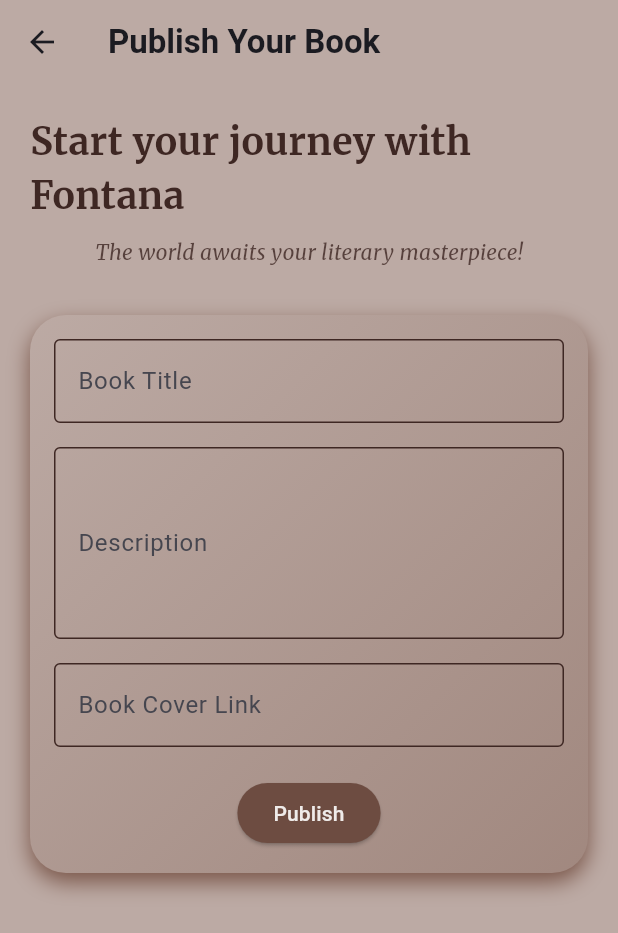
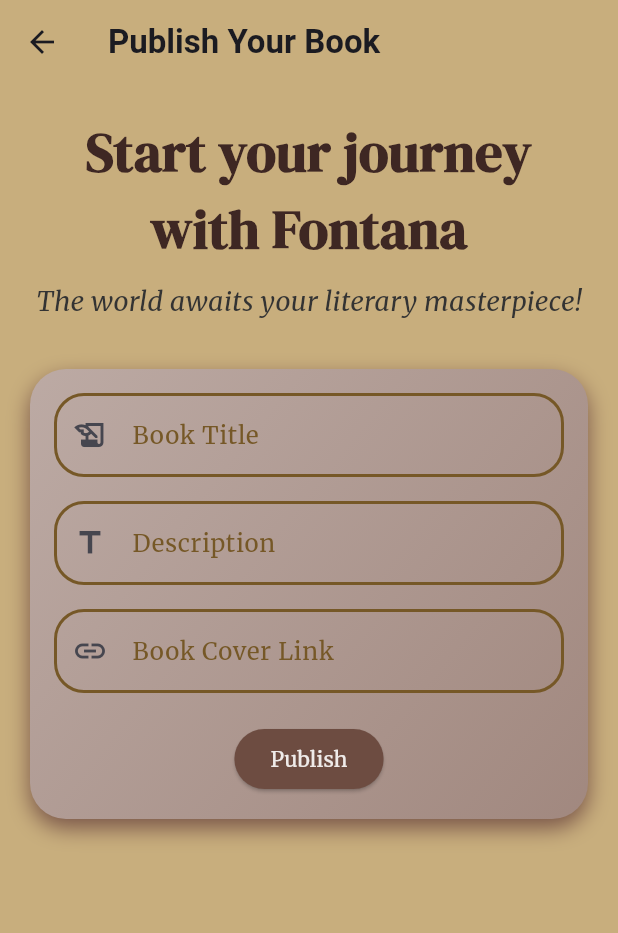
Before and after one commit to PBP-F12/fontana-flutter, a Flutter app: the AuthorBookPage screen opened directly with empty values, after a tap on the "add" icon, on a phone screen of 412 x 824 dp. Shown: the top 933 px of the screen. Run offline on Flutter 3.47's test engine with Material 3 defaults, Android fonts, the phone set to English and light mode, and no system bars; our stand-ins replace cached_network_image, carousel_slider, curved_navigation_bar, google_fonts, shared_preferences; accounts and stored records are empty; network calls fail.

Commit message:
merge attempt

```diff
--- a/lib/feature/details/screens/details.dart
+++ b/lib/feature/details/screens/details.dart
@@ -10,8 +10,9 @@
 class BookDetails extends StatelessWidget {
   final Book book;
   final CookieRequest request;
+  final String pk;
 
-  const BookDetails({Key? key, required this.book, required this.request}) : super(key: key);  // Modify this line
+  const BookDetails({Key? key, required this.book, required this.request, this.pk = ''}) : super(key: key);  // Modify this line
 
   @override
   Widget build(BuildContext context) {
--- a/lib/feature/publish/screens/author_book_page.dart
+++ b/lib/feature/publish/screens/author_book_page.dart
@@ -1,5 +1,7 @@
 import 'dart:ui' as ui;
 
+import 'package:bookshelve_flutter/feature/details/screens/details.dart';
+import 'package:bookshelve_flutter/feature/event/models/book.dart';
 import 'package:bookshelve_flutter/feature/publish/models/author_book.dart';
 import 'package:cached_network_image/cached_network_image.dart';
 import 'package:flutter/material.dart';
@@ -19,7 +21,7 @@
 
 class _AuthorBookPageState extends State<AuthorBookPage> {
   CookieRequest request = CookieRequest();
-  late Future<List<AuthorBook>> authorBooks;
+  late Future<List<Book>> authorBooks;
 
   _AuthorBookPageState(CookieRequest request) {
     this.request = request;
@@ -66,20 +68,13 @@
                   ),
               );
             }
-
-            print("something");
             return ListView.builder(
               itemCount: snapshot.data!.length,
               itemBuilder: (_, index) {
-                // String book_title = 'WAWAWAAWAWAAWWWWWWWWWWWWWWWWWWWWWW';
-                // String description = 'a wawaw book sdjajdsnajndsjnsajndjsaas';
-                // double rating = 3.75;
-                // String book_cover_link = 'https://www.gramedia.com/blog/content/images/2021/04/bumi.jpg';
                 String book_title = snapshot.data![index].fields.bookTitle;
                 String description = snapshot.data![index].fields.description;
                 double rating = snapshot.data![index].fields.avgRating;
                 String book_cover_link = snapshot.data![index].fields.bookCoverLink;
-                print(book_cover_link);
                 return Center(
                   child: Card(
                     margin: EdgeInsets.fromLTRB(32.0, 20.0, 25.0, 20.0),
@@ -88,6 +83,13 @@
                     shape: RoundedRectangleBorder(
                       borderRadius: BorderRadius.circular(24),
                     ),
+                    child: GestureDetector(
+                      onTap: () {
+                        Navigator.push(
+                          context,
+                          MaterialPageRoute(builder: (context) => BookDetails(request: request, bookId: snapshot.data![index].pk)),
+                        );
+                      },
                       child: Stack(
                         children: [
                           Container(
@@ -176,6 +178,7 @@
                         ],
                       ),
                     ),
+                  ),
                 );
               }
             );
@@ -185,14 +188,18 @@
         }
       ),
       floatingActionButton: FloatingActionButton(
-        onPressed: () {
+        onPressed: () async {
           // Navigate to the forum creation page and wait for the result
-          Navigator.push(
+          await Navigator.push(
             context,
             MaterialPageRoute(
               builder: (context) => PublishFormPage(request),
             ),
           );
+
+          setState(() {
+            authorBooks = fetchAuthorBook(request);
+          });
         },
         child: Icon(
           Icons.add,
--- a/lib/feature/publish/screens/publish_form_page.dart
+++ b/lib/feature/publish/screens/publish_form_page.dart
@@ -1,3 +1,5 @@
+import 'package:bookshelve_flutter/feature/auth/widgets/custom_text_field.dart';
+import 'package:bookshelve_flutter/feature/event/models/book.dart';
 import 'package:bookshelve_flutter/feature/publish/utils/publish_author_book.dart';
 import 'package:flutter/material.dart';
 import 'package:bookshelve_flutter/utils/cookie.dart';
@@ -22,8 +24,6 @@
   @override
   Widget build(BuildContext context) {
     CookieRequest request = context.watch<CookieRequest>();
-    print(request.isAuthor());
-    print(request.role);
 
     return Scaffold(
       appBar: AppBar(
@@ -33,9 +33,9 @@
             fontWeight: FontWeight.w700,
           ),
         ),
-        backgroundColor: Colors.brown.shade200,
+        backgroundColor: Color.fromARGB(255, 200, 174, 125),
       ),
-      backgroundColor: Colors.brown.shade200,
+      backgroundColor:  Color.fromARGB(255, 200, 174, 125),
       body: Padding(
         padding: const EdgeInsets.all(20.0),
           child: Column(
@@ -43,20 +43,22 @@
             children: [
               Text(
                 'Start your journey with Fontana',
+                textAlign: TextAlign.center,
                 style: TextStyle(
                   color: Colors.brown.shade900,
                   fontWeight: FontWeight.w700,
-                  fontSize: 25.0,
-                  fontFamily: GoogleFonts.merriweather().fontFamily,
+                  fontSize: 36,
+                  fontFamily: GoogleFonts.dmSerifDisplay().fontFamily,
                 ),
               ),
               SizedBox(height: 10.0),
               Text(
                 'The world awaits your literary masterpiece!',
+                textAlign: TextAlign.center,
                 style: TextStyle(
-                  color: Colors.brown.shade900.withOpacity(0.8),
+                  color: Color(0xFF333333),
                   fontStyle: FontStyle.italic,
-                  fontSize: 14.0,
+                  fontSize: 18.0,
                   fontFamily: GoogleFonts.merriweather().fontFamily,
                 ),
               ),
@@ -80,52 +82,23 @@
                 ),
                 child: Column(
                   children: [
-                    TextFormField(
-                      controller: _bookTitleController,
-                      decoration: const InputDecoration(
-                        hintText: 'Type your book title here',
-                        labelText: 'Book Title',
-                        enabledBorder: OutlineInputBorder(
-                          borderSide: BorderSide(color: Color(0xFF3E2723)),
-                        ),
-                        focusedBorder: OutlineInputBorder(
-                          borderSide: BorderSide(color: Color(0xFF4E342E)),
-                        ),
-                        // suffixIcon: IconButton(
-                        //   onPressed: () {
-                        //     _bookTitleController.clear();
-                        //   },
-                        //   icon: Icon(Icons.clear),
-                        // ),
-                      ),
+                    CustomTextField(
+                      _bookTitleController,
+                      'Book Title',
+                      const Icon(Icons.history_edu),
+                      hintText: 'Type your book title here'),
+                    SizedBox(height: 16.0),
+                    CustomTextField(
+                      _descriptionController,
+                      'Description',
+                      const Icon(Icons.title),
+                      hintText: 'Share a glimpse of your book\'s storyline',
                     ),
                     SizedBox(height: 16.0),
-                    TextFormField(
-                      controller: _descriptionController,
-                      decoration: const InputDecoration(
-                        hintText: 'Share a glimpse of your book\'s storyline or theme',
-                        labelText: 'Description',
-                        enabledBorder: OutlineInputBorder(
-                          borderSide: BorderSide(color: Color(0xFF3E2723)),
-                        ),
-                        focusedBorder: OutlineInputBorder(
-                          borderSide: BorderSide(color: Color(0xFF4E342E)),
-                        ),
-                      ),
-                      maxLines: 4,
-                    ),
-                    SizedBox(height: 16.0),TextFormField(
-                      controller: _bookCoverLinkController,
-                      decoration: const InputDecoration(
-                        hintText: 'Paste the URL of your book\'s cover image here',
-                        labelText: 'Book Cover Link',
-                        enabledBorder: OutlineInputBorder(
-                          borderSide: BorderSide(color: Color(0xFF3E2723)),
-                        ),
-                        focusedBorder: OutlineInputBorder(
-                          borderSide: BorderSide(color: Color(0xFF4E342E)),
-                        ),
-                      ),
+                    CustomTextField(
+                      _bookCoverLinkController,
+                      'Book Cover Link',
+                      const Icon(Icons.link),
                     ),
                     SizedBox(height: 20.0),
                     ElevatedButton(
@@ -143,9 +116,19 @@
                           );
 
                           if (response['status'] == 'success') {
-                            print("status sukses");
+                            ScaffoldMessenger.of(context).showSnackBar(
+                              SnackBar(
+                                content: const Text('Book published successfully!'),
+                              ),
+                            );
+                            Navigator.pop(context);
                           } else {
-                            print("gagal");
+                            ScaffoldMessenger.of(context).showSnackBar(
+                              SnackBar(
+                                content: const Text('Failed to publish :('),
+                              ),
+                            );
+                            Navigator.pop(context);
                           }
                         } else {
                           showDialog(
@@ -170,6 +153,7 @@
                         'Publish',
                         style: TextStyle(
                           color: Colors.brown.shade50,
+                          fontFamily: GoogleFonts.merriweather().fontFamily,
                         ),
                       ),
                     ),
--- a/lib/feature/publish/utils/fetch_author_book.dart
+++ b/lib/feature/publish/utils/fetch_author_book.dart
@@ -1,42 +1,25 @@
 import 'dart:convert';
 
+import 'package:bookshelve_flutter/feature/event/models/book.dart';
 import 'package:bookshelve_flutter/feature/publish/models/author_book.dart';
 import 'package:bookshelve_flutter/utils/cookie.dart';
 import 'package:http/http.dart' as http;
 
-Future<List<AuthorBook>> fetchAuthorBook(CookieRequest request) async {
+Future<List<Book>> fetchAuthorBook(CookieRequest request) async {
   var response = await request.get(
     'http://localhost:8000/book/author/json/flutter/',
   );
 
-  print("somethinc");
-  print(response);
   // Decode response into JSON
-  print('data books');
-  print(response['books']);
-  print(response.runtimeType); // Print the type of the variable
-
   var data = jsonDecode(response['books']);
-  print(data.runtimeType);
-  if (data is List) {
-    print('response["books"] is a List');
-  } else {
-    print('response["books"] is not a List');
-  }
-
 
   // Convert JSON data into AuthorBook instance
-  List<AuthorBook> author_book = [];
+  List<Book> author_book = [];
   for (var d in data) {
-    print('d is here');
-    print(d);
     if (d != null) {
-      author_book.add(AuthorBook.fromJson(d));
+      author_book.add(Book.fromJson(d));
     }
   }
 
-  print('author books');
-  print(author_book);
-
   return author_book;
 }
```
Lines whose indentation alone changed are shown as unchanged.
